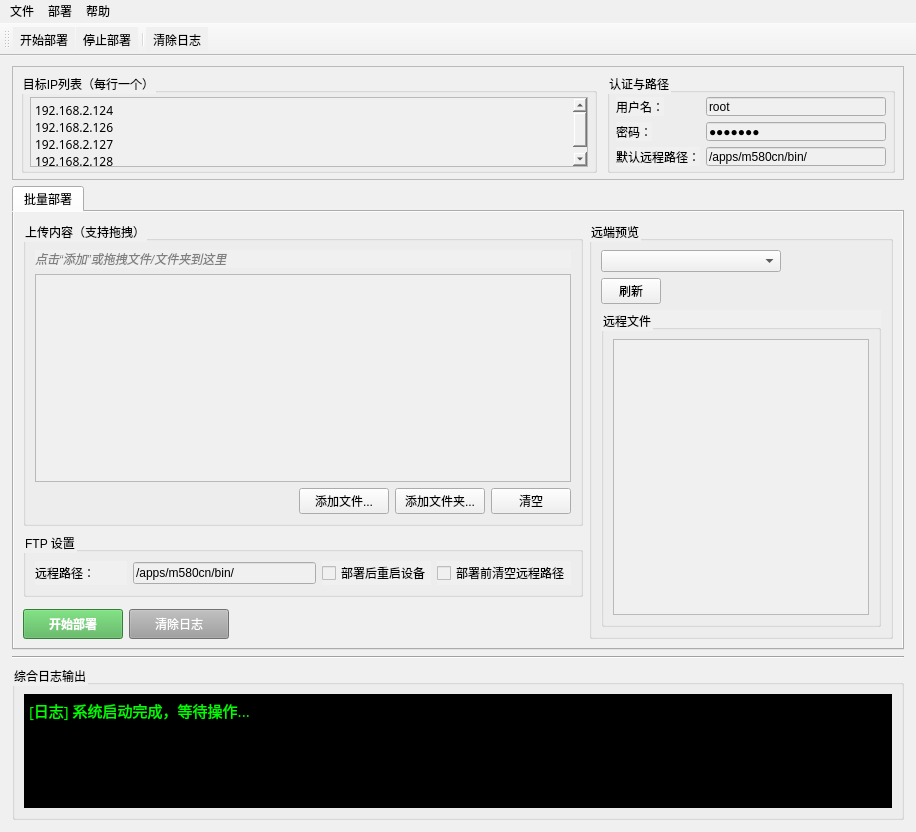
turnarond/QtDeployMaster, file DeployMaster.ui: the form before one commit.
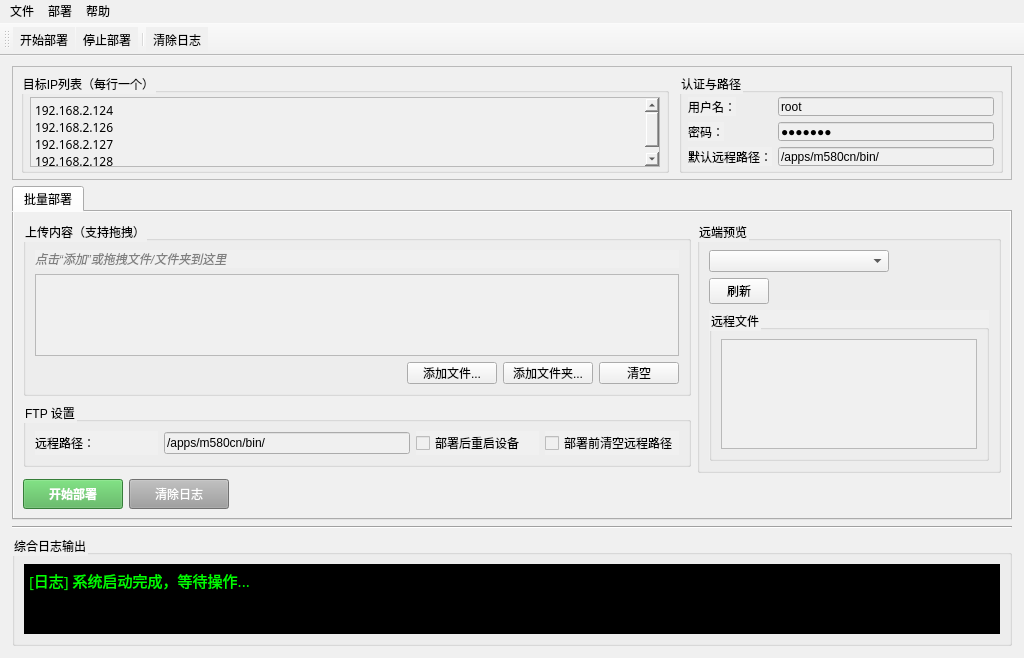
The form after the commit. Icons and pictures are not drawn. Custom widgets are drawn as their Qt base class.

The edit to the form file:
```diff
--- a/DeployMaster.ui
+++ b/DeployMaster.ui
@@ -7,8 +7,8 @@
    <rect>
     <x>0</x>
     <y>0</y>
-    <width>916</width>
-    <height>832</height>
+    <width>1024</width>
+    <height>650</height>
    </rect>
   </property>
   <property name="windowTitle">
@@ -249,7 +249,7 @@
              <property name="minimumSize">
               <size>
                <width>0</width>
-               <height>100</height>
+               <height>80</height>
               </size>
              </property>
              <property name="acceptDrops">
@@ -414,7 +414,7 @@
           </item>
          </layout>
         </item>
-        <item row="0" column="3" rowspan="4">
+        <item row="0" column="3" rowspan="3">
          <widget class="QGroupBox" name="groupBox_remotePreview">
           <property name="title">
            <string>远端预览</string>
@@ -493,7 +493,7 @@
       <property name="maximumSize">
        <size>
         <width>16777215</width>
-        <height>220</height>
+        <height>16777215</height>
        </size>
       </property>
       <property name="title">
```
Left out of the diff: 2 changed lines with no effect on the pictures.
